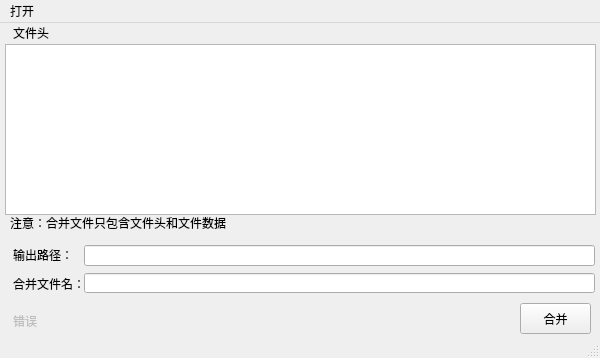
Carter-r/MergeBin, file MergeBinTool/MergeBinTool.ui: the form before one commit.
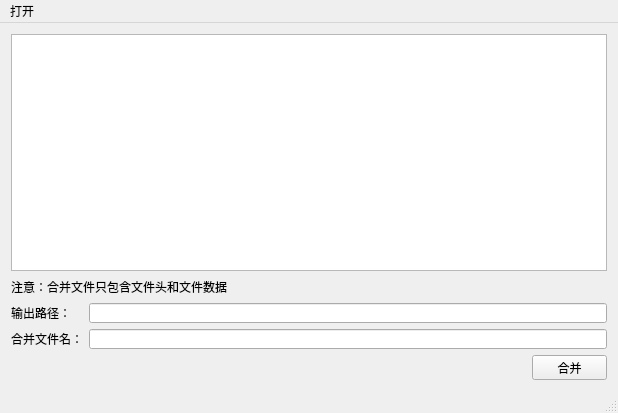
The form after the commit.

Commit message: update merge bin tool

```diff
--- a/MergeBinTool/MergeBinTool.ui
+++ b/MergeBinTool/MergeBinTool.ui
@@ -6,135 +6,139 @@
    <rect>
     <x>0</x>
     <y>0</y>
-    <width>600</width>
-    <height>358</height>
+    <width>618</width>
+    <height>413</height>
    </rect>
   </property>
   <property name="windowTitle">
    <string>MergeBinTool</string>
   </property>
   <widget class="QWidget" name="centralWidget">
+   <layout class="QGridLayout" name="gridLayout">
+    <item row="4" column="1" colspan="3">
+     <widget class="QLineEdit" name="lineEditMergeFile">
+      <property name="maximumSize">
+       <size>
+        <width>16777215</width>
+        <height>20</height>
+       </size>
+      </property>
+     </widget>
+    </item>
+    <item row="0" column="0" rowspan="2" colspan="4">
    <widget class="QTableWidget" name="tableWidgetFileInfo">
-    <property name="geometry">
-     <rect>
-      <x>5</x>
-      <y>21</y>
-      <width>591</width>
-      <height>171</height>
-     </rect>
-    </property>
-   </widget>
+      <property name="acceptDrops">
+       <bool>false</bool>
+      </property>
+     </widget>
+    </item>
+    <item row="2" column="0" colspan="4">
    <widget class="QLabel" name="labelWarningFile">
-    <property name="geometry">
-     <rect>
-      <x>10</x>
-      <y>189</y>
-      <width>581</width>
-      <height>21</height>
-     </rect>
+      <property name="sizePolicy">
+       <sizepolicy hsizetype="Preferred" vsizetype="Fixed">
+        <horstretch>0</horstretch>
+        <verstretch>0</verstretch>
+       </sizepolicy>
+      </property>
+      <property name="maximumSize">
+       <size>
+        <width>16777215</width>
+        <height>20</height>
+       </size>
     </property>
     <property name="text">
      <string>注意：合并文件只包含文件头和文件数据</string>
     </property>
    </widget>
-   <widget class="QLabel" name="labelOutputPath">
-    <property name="geometry">
-     <rect>
-      <x>13</x>
-      <y>221</y>
-      <width>71</width>
-      <height>21</height>
-     </rect>
-    </property>
-    <property name="text">
-     <string>输出路径：</string>
-    </property>
-    <property name="wordWrap">
-     <bool>true</bool>
-    </property>
-   </widget>
-   <widget class="QLabel" name="labelOutputFileName">
-    <property name="geometry">
-     <rect>
-      <x>13</x>
-      <y>250</y>
-      <width>71</width>
-      <height>21</height>
-     </rect>
-    </property>
-    <property name="text">
-     <string>合并文件名：</string>
-    </property>
-   </widget>
+    </item>
+    <item row="3" column="1" colspan="3">
    <widget class="QLineEdit" name="lineEditOutPath">
-    <property name="geometry">
-     <rect>
-      <x>84</x>
-      <y>222</y>
-      <width>511</width>
-      <height>21</height>
-     </rect>
-    </property>
-   </widget>
-   <widget class="QLineEdit" name="lineEditMergeFile">
-    <property name="geometry">
-     <rect>
-      <x>84</x>
-      <y>250</y>
-      <width>511</width>
+      <property name="maximumSize">
+       <size>
+        <width>16777215</width>
       <height>20</height>
-     </rect>
-    </property>
-   </widget>
+       </size>
+      </property>
+     </widget>
+    </item>
+    <item row="5" column="0" colspan="3">
    <widget class="QLabel" name="labelWarningOutput">
     <property name="enabled">
      <bool>false</bool>
     </property>
-    <property name="geometry">
-     <rect>
-      <x>13</x>
-      <y>282</y>
-      <width>501</width>
-      <height>31</height>
-     </rect>
+      <property name="maximumSize">
+       <size>
+        <width>16777215</width>
+        <height>25</height>
+       </size>
     </property>
     <property name="text">
-     <string>错误</string>
-    </property>
-   </widget>
+       <string/>
+      </property>
+     </widget>
+    </item>
+    <item row="4" column="0">
+     <widget class="QLabel" name="labelOutputFileName">
+      <property name="sizePolicy">
+       <sizepolicy hsizetype="Preferred" vsizetype="Fixed">
+        <horstretch>0</horstretch>
+        <verstretch>0</verstretch>
+       </sizepolicy>
+      </property>
+      <property name="maximumSize">
+       <size>
+        <width>72</width>
+        <height>20</height>
+       </size>
+      </property>
+      <property name="text">
+       <string>合并文件名：</string>
+      </property>
+     </widget>
+    </item>
+    <item row="5" column="3">
    <widget class="QPushButton" name="pushButtonMerge">
-    <property name="geometry">
-     <rect>
-      <x>520</x>
-      <y>280</y>
-      <width>71</width>
-      <height>31</height>
-     </rect>
+      <property name="maximumSize">
+       <size>
+        <width>75</width>
+        <height>25</height>
+       </size>
     </property>
     <property name="text">
      <string>合并</string>
     </property>
    </widget>
-   <widget class="QLabel" name="labelFileHead">
-    <property name="geometry">
-     <rect>
-      <x>13</x>
-      <y>0</y>
-      <width>151</width>
+    </item>
+    <item row="3" column="0">
+     <widget class="QLabel" name="labelOutputPath">
+      <property name="sizePolicy">
+       <sizepolicy hsizetype="Preferred" vsizetype="Fixed">
+        <horstretch>0</horstretch>
+        <verstretch>0</verstretch>
+       </sizepolicy>
+      </property>
+      <property name="maximumSize">
+       <size>
+        <width>72</width>
       <height>20</height>
-     </rect>
+       </size>
     </property>
     <property name="text">
-     <string>文件头</string>
-    </property>
-   </widget>
+       <string>输出路径：</string>
+      </property>
+      <property name="wordWrap">
+       <bool>true</bool>
+      </property>
+     </widget>
+    </item>
+   </layout>
   </widget>
   <widget class="QMenuBar" name="menuBar">
    <property name="geometry">
     <rect>
      <x>0</x>
      <y>0</y>
-     <width>600</width>
+     <width>618</width>
      <height>23</height>
     </rect>
    </property>
```
Lines whose indentation alone changed are shown as unchanged. The commit also changes 6 other files.
